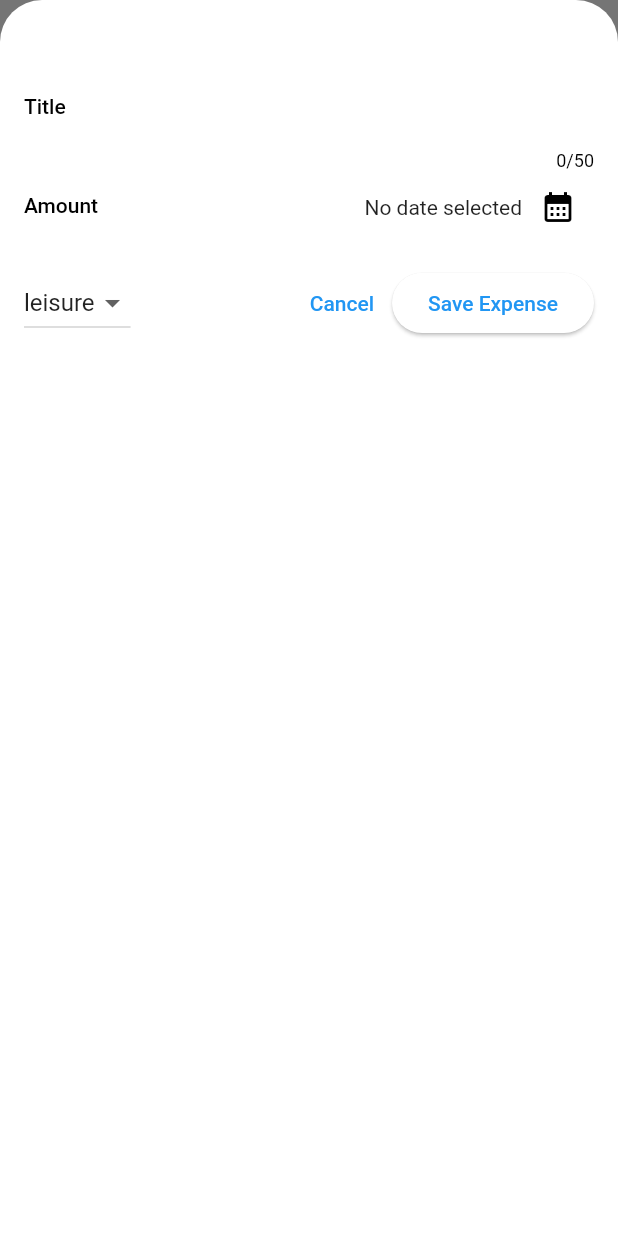
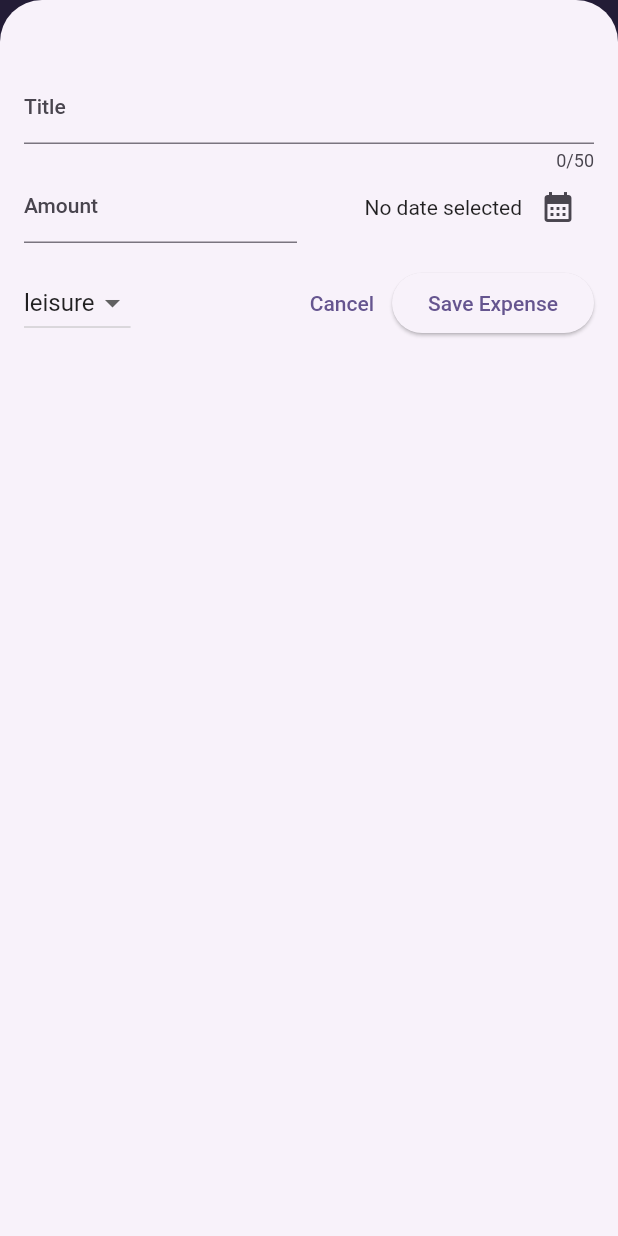
Before and after one commit to homebrew-coding-club/expense_tracker_app, a Flutter app: the screen it shows after launch, after a tap on the "add" icon, on a phone screen of 412 x 824 dp. Run offline on Flutter 3.47's test engine with Material 2 defaults, Android fonts, the phone set to English and light mode, and no system bars.

Commit message:
color scheme

```diff
--- a/lib/main.dart
+++ b/lib/main.dart
@@ -1,12 +1,20 @@
 import 'package:expense_tracker/expenses.dart';
 import 'package:flutter/material.dart';
+
+var kColorScheme = ColorScheme.fromSeed(
+  seedColor: const Color.fromARGB(255, 96, 59, 181),
+);
 
 void main() {
   runApp(
     MaterialApp(
       theme: ThemeData().copyWith(
         useMaterial3: true,
-        scaffoldBackgroundColor: const Color.fromARGB(255, 220, 189, 252),
+        colorScheme: kColorScheme,
+        appBarTheme: const AppBarTheme().copyWith(
+          backgroundColor: kColorScheme.onPrimaryContainer,
+          foregroundColor: kColorScheme.primaryContainer,
+        ),
       ),
       home: const Expenses(),
     ),
```
